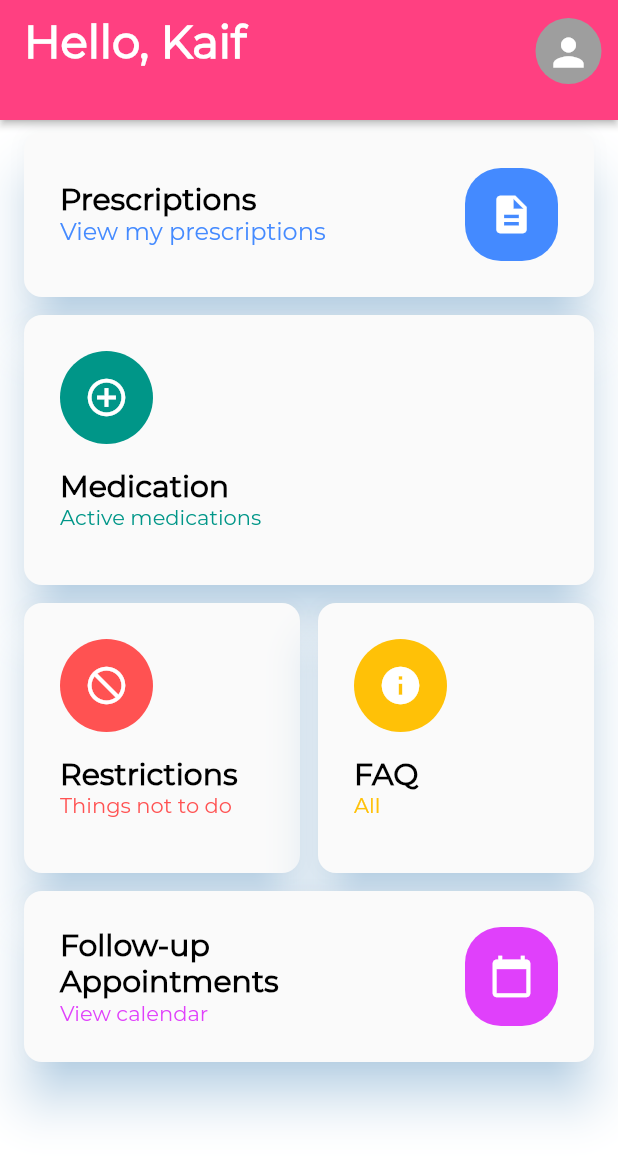
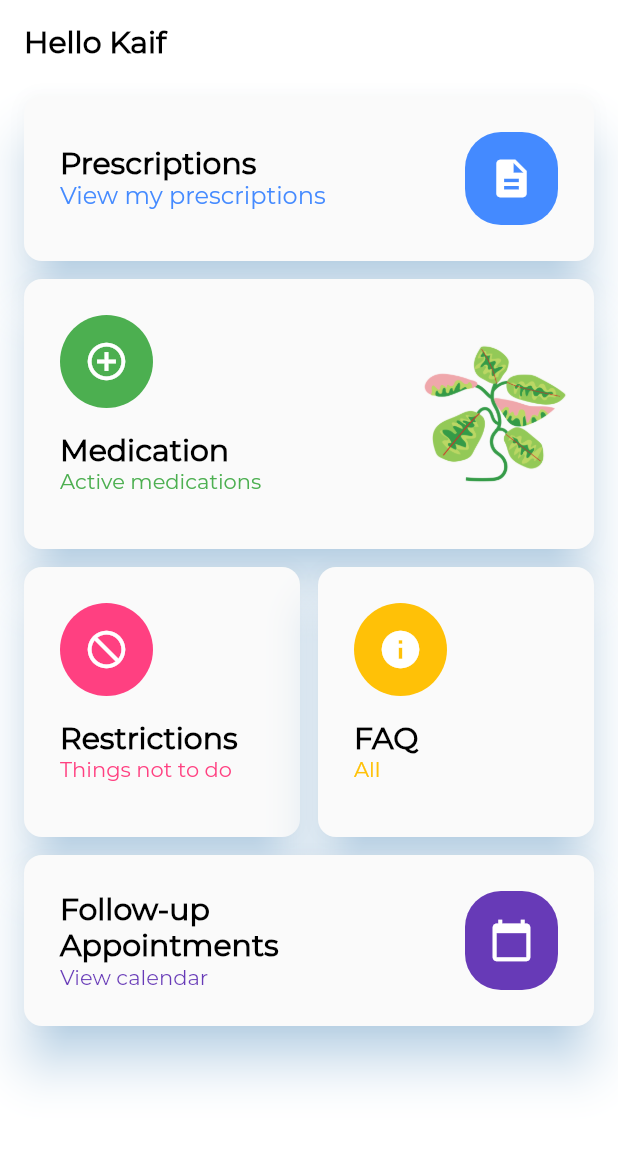
Before and after one commit to verbal-noun/codebrew-2020-prespa, a Flutter app: the screen it shows after launch, on a phone screen of 412 x 824 dp. Shown: the top 1160 px of the screen. Run offline on Flutter 3.47's test engine with Material 2 defaults, Android fonts, the phone set to English and light mode, and no system bars; project files that could hold a hidden picture were left out.

Commit message:
changed color

```diff
--- a/lib/components/appbar.dart
+++ b/lib/components/appbar.dart
@@ -3,6 +3,7 @@ import 'package:flutter/material.dart';
 AppBar customAppBar(title) => AppBar(
   elevation: 0.0,
   backgroundColor: Colors.transparent,
+
   iconTheme: IconThemeData(color: Colors.black),
   title: Text(title,
       style:
--- a/lib/main.dart
+++ b/lib/main.dart
@@ -10,6 +10,7 @@ class MyApp extends StatelessWidget
   {
     return MaterialApp
       (
+      debugShowCheckedModeBanner: false,
       title: 'Dashboard',
       theme: ThemeData(primarySwatch: Colors.pink, scaffoldBackgroundColor: Colors.white, fontFamily: 'Montserrat'),
       home: MainPage(),
--- a/lib/pages/main_page.dart
+++ b/lib/pages/main_page.dart
@@ -1,3 +1,4 @@
+import 'package:codebrew2020patient/components/appbar.dart';
 import 'package:codebrew2020patient/pages/appointment_page.dart';
 import 'package:codebrew2020patient/pages/faq.dart';
 import 'package:codebrew2020patient/pages/restriction_page.dart';
@@ -27,38 +28,7 @@ class _MainPageState extends State<MainPage> {
   @override
   Widget build(BuildContext context) {
     return Scaffold(
-        appBar: PreferredSize(
-            preferredSize: Size.fromHeight(80.0),
-            child: AppBar(
-              elevation: 2.0,
-              backgroundColor: Colors.pinkAccent,
-              title: Text('Hello, Kaif',
-                  style: TextStyle(
-                      color: Colors.white,
-                      fontWeight: FontWeight.w700,
-                      fontSize: 30.0)),
-              actions: <Widget>[
-                Container(
-                  margin: EdgeInsets.only(top: 12),
-                  child: Row(
-                    mainAxisAlignment: MainAxisAlignment.center,
-                    crossAxisAlignment: CrossAxisAlignment.center,
-                    children: <Widget>[
-                      Material(
-                          color: Colors.grey,
-                          shape: CircleBorder(),
-                          child: Container(
-                              margin: EdgeInsets.fromLTRB(10, 0, 10, 0),
-                              child: Padding(
-                                padding: EdgeInsets.all(8.0),
-                                child: Icon(Icons.person,
-                                    color: Colors.white, size: 30.0),
-                              ))),
-                    ],
-                  ),
-                )
-              ],
-            )),
+        appBar: customAppBar('Hello Kaif'),
         body: StaggeredGridView.count(
           crossAxisCount: 2,
           crossAxisSpacing: 12.0,
@@ -102,13 +72,16 @@ class _MainPageState extends State<MainPage> {
             ),
             _buildTile(
               Padding(
-                padding: const EdgeInsets.all(24.0),
-                child: Column(
+                padding: const EdgeInsets.only(left: 24.0, right: 0, top: 24, bottom: 24),
+                child: Row(
+                  mainAxisAlignment: MainAxisAlignment.spaceBetween,
+                  crossAxisAlignment: CrossAxisAlignment.center,
+                  children: [Column(
                       mainAxisAlignment: MainAxisAlignment.start,
                       crossAxisAlignment: CrossAxisAlignment.start,
                       children: <Widget>[
                         Material(
-                          color: Colors.teal,
+                            color: Colors.green,
                             shape: CircleBorder(),
                             child: Padding(
                               padding: const EdgeInsets.all(16.0),
@@ -122,8 +95,11 @@ class _MainPageState extends State<MainPage> {
                                 fontWeight: FontWeight.w700,
                                 fontSize: CARD_TITLE_SIZE)),
                         Text('Active medications',
-                          style: TextStyle(color: Colors.teal)),
+                            style: TextStyle(color: Colors.green)),
                       ]),
+                    Image(image: AssetImage('res/images/plant.png'),)
+                  ],
+                ),
               ),
             ),
             _buildTile(
@@ -134,7 +110,7 @@ class _MainPageState extends State<MainPage> {
                     crossAxisAlignment: CrossAxisAlignment.start,
                     children: <Widget>[
                       Material(
-                          color: Colors.redAccent,
+                          color: Colors.pinkAccent,
                           shape: CircleBorder(),
                           child: Padding(
                             padding: EdgeInsets.all(16.0),
@@ -148,7 +124,7 @@ class _MainPageState extends State<MainPage> {
                               fontWeight: FontWeight.w700,
                               fontSize: CARD_TITLE_SIZE)),
                       Text('Things not to do',
-                          style: TextStyle(color: Colors.redAccent)),
+                          style: TextStyle(color: Colors.pinkAccent)),
                     ]),
               ),
               onTap: () => Navigator.of(context)
@@ -198,11 +174,11 @@ class _MainPageState extends State<MainPage> {
                                   fontWeight: FontWeight.w700,
                                   fontSize: CARD_TITLE_SIZE)),
                           Text('View calendar',
-                              style: TextStyle(color: Colors.purpleAccent)),
+                              style: TextStyle(color: Colors.deepPurple)),
                         ],
                       ),
                       Material(
-                          color: Colors.purpleAccent,
+                          color: Colors.deepPurple,
                           borderRadius: BorderRadius.circular(24.0),
                           child: Center(
                               child: Padding(
--- a/pubspec.yaml
+++ b/pubspec.yaml
@@ -53,6 +53,7 @@ flutter:
   assets:
     - res/images/pill-bottle-yellow.png
     - res/images/bird-pink.png
+    - res/images/plant.png
 
   # An image asset can refer to one or more resolution-specific "variants", see
   # https://flutter.dev/assets-and-images/#resolution-aware.
```
Lines whose indentation alone changed are shown as unchanged.
